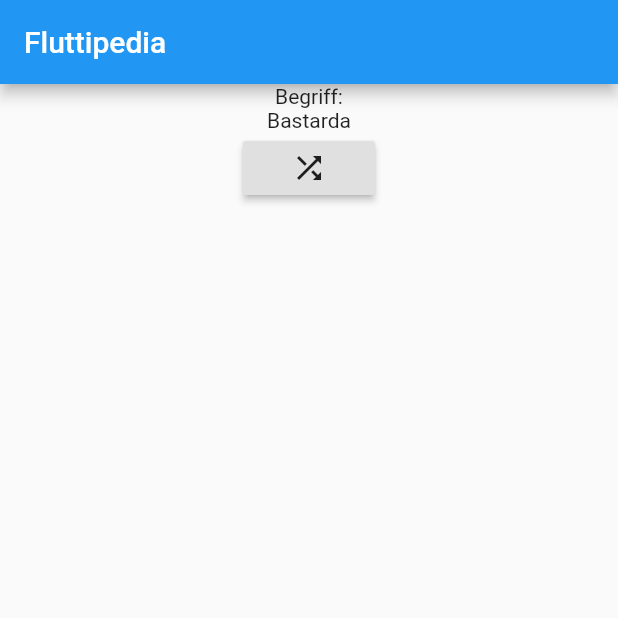
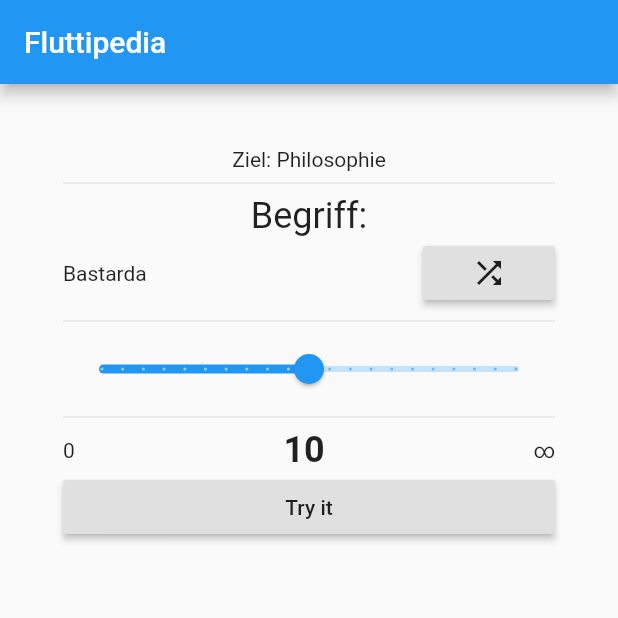
Before and after one commit to p-kiser/fluttipedia, a Flutter app: the screen it shows after launch, after a tap on "Start the game", on a phone screen of 412 x 824 dp, the top half of it. Run offline on Flutter 3.47's test engine with Material 2 defaults, Android fonts, the phone set to English and light mode, and no system bars.

Commit message:
added guessing and results page with dummy data

```diff
--- a/lib/guess.dart
+++ b/lib/guess.dart
@@ -13,6 +13,8 @@ class _GuessPageState extends State<GuessPage> {
   // TODO: get this from config
   String _target = 'Philosophie';
   static String _lang = 'de';
+  static int _maxVal = 20;
+  int _val = _maxVal ~/ 2;
 
   // Test strings to use until I figure out how to read from a file :)
   static List<String> _testWords =  [
@@ -51,15 +53,59 @@ class _GuessPageState extends State<GuessPage> {
     return MaterialApp(
       home: Scaffold(
         appBar: AppBar(title: Text('Fluttipedia')),
-        body: Center(
+        body: Container(
+          padding: EdgeInsets.all(42),
           child: Column(children: [
-            Text('Begriff:'),
-            Text(_prettify(_word)),
-            //Text('($_word)'),
-            RaisedButton(
-              child: Icon(Icons.shuffle),
-              onPressed: _shuffle,
-            )
+            Text('Ziel: $_target'),
+            Divider(),
+            Text('Begriff:', style: TextStyle(fontSize: 24),),
+            Row(
+              mainAxisAlignment: MainAxisAlignment.spaceBetween,
+              children: <Widget>[
+                Text(_prettify(_word)),
+                //Text('($_word)'),
+                RaisedButton(
+                  child: Icon(Icons.shuffle),
+                  onPressed: _shuffle,
+                ),
+              ],
+            ),
+            Divider(),
+            Slider(
+              value: _val.toDouble(),
+              min: 0,
+              max: _maxVal.toDouble(),
+              divisions: _maxVal,
+              label: 'What is your guess?',
+              onChanged: (double newVal) {
+                setState(() {
+                  _val = newVal.toInt();
+                  debugPrint('$_val');
+                });
+              },
+            ),
+            Divider(),
+            Row(
+              mainAxisAlignment: MainAxisAlignment.spaceBetween,
+              children: <Widget>[
+                Text('0'),
+                Text(
+                  _val < _maxVal ? _val.toString() : '∞',
+                  style: TextStyle(
+                    fontSize: 24.0,
+                    fontWeight: FontWeight.bold,
+                  ),
+                ),
+                Text('∞')
+              ],
+            ),
+            Container(
+              width: double.infinity,
+              child: RaisedButton(
+                child: Text('Try it'),
+                onPressed: () { Navigator.pushNamed(context, '/result'); },
+              ),
+            ),
           ]),
         ),
       ),
--- a/lib/main.dart
+++ b/lib/main.dart
@@ -1,5 +1,6 @@
 import 'package:flutter/material.dart';
 import 'package:fluttipedia/guess.dart';
+import 'package:fluttipedia/result.dart';
 import 'package:fluttipedia/test.dart';
 import 'package:fluttipedia/tutorial.dart';
 
@@ -18,7 +19,8 @@ class FluttiApp extends StatelessWidget {
         '/tutorial': (context) => TutorialPage(),
         '/guess': (context) => GuessPage(),
         // '/game': (context) => GamePage(),
-        // '/result': (context) => ResultPage(),
+        '/result': (context) => ResultPage(),
+        // '/score': (context) => ContextPage(),
         // '/config': (context) => ConfigPage(),
         '/test': (context) => TestPage(),
       },
--- /dev/null
+++ b/lib/result.dart
@@ -0,0 +1,43 @@
+import 'dart:io';
+import 'package:flutter/material.dart';
+
+class ResultPage extends StatefulWidget {
+  @override
+  State<StatefulWidget> createState() {
+    return _ResultPageState();
+  }
+}
+
+class _ResultPageState extends State<ResultPage> {
+
+  // TODO: replace with real word
+  static String _word = 'Zeppelinwurst';
+
+  List<String> _results = ['$_word', 'test', 'test', 'test', 'test', 'test', 'test', 'test', 'test', 'test', 'test', 'test', 'test', 'test', 'test', 'test', 'test', 'test', 'test', 'test', 'test', 'test', 'test', 'test', 'test', 'test', 'test', 'test', 'test', 'test', 'test', 'test', 'test', 'test', 'test', 'test', 'test', 'test', 'test', 'test', 'test', 'test', 'test', 'test', 'test', 'test', 'test', 'test', 'test', 'test', 'test', 'test', 'test', 'test', 'test', 'test', 'test', 'test', 'test', 'test', 'test', 'test', 'test', 'test', 'test', 'test', 'test', 'test', 'test', 'test', 'test', 'test', 'test', 'test', 'test', 'test', 'test'
+  ];
+
+  List<Widget> _getResults(List<String> _results) {
+    return _results.map((text) => Text(text)).toList();
+  }
+
+  @override
+  Widget build(BuildContext context) {
+    return MaterialApp(
+      home: Scaffold(
+        appBar: AppBar(title: Text('Fluttipedia - Results')),
+        body: Container(
+          padding: EdgeInsets.all(42),
+          child: ListView(
+            children: <Widget>[
+              Text('Resultate'),
+              Column(
+                children:
+                _getResults(_results),
+              ),
+            ],
+          ),
+        ),
+      ),
+    );
+  }
+}
```
Also changed, not shown: assets/words_de.txt (added, +54 -0 lines), lib/test.dart (+7 -7 lines), assets/img/skiapoden-trans.png (added), assets/img/skiapoden.png (added).
